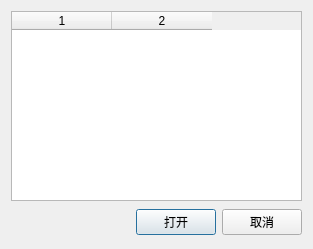
shamozhishu/zoo, file plugins/ctk_war_ui/OpenBattlefieldDlg.ui: the form before one commit.
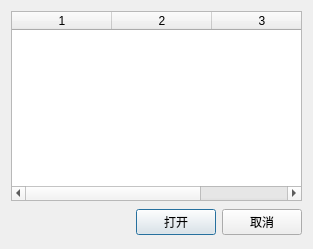
The form after the commit. Icons and pictures are not drawn.

```diff
--- a/plugins/ctk_war_ui/OpenBattlefieldDlg.ui
+++ b/plugins/ctk_war_ui/OpenBattlefieldDlg.ui
@@ -42,10 +42,11 @@
       <number>0</number>
      </property>
      <property name="columnCount">
-      <number>2</number>
+      <number>3</number>
      </property>
      <column/>
      <column/>
+     <column/>
     </widget>
    </item>
    <item row="1" column="0">
```
Left out of the diff: 11 changed lines with no effect on the pictures.
